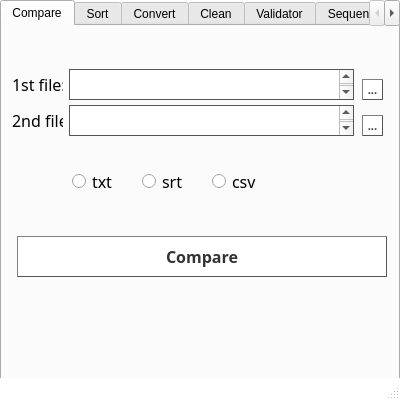
Before: the Qt Designer form assets/good_tools.ui in KayaliYousef/GoodTools, drawn with Qt 5.
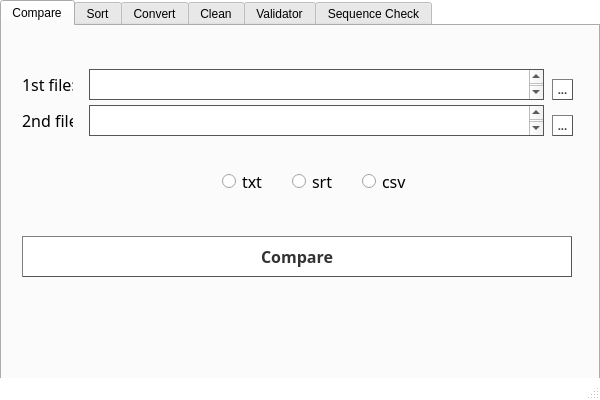
After: the same form once the commit is applied.

Commit message: Updated the GUI and made the font in the TextEdits bigger, and updated check_timecode_sequence() in main.py giving it better error detection using the re lib

What changed in the file:
```diff
--- a/assets/good_tools.ui
+++ b/assets/good_tools.ui
@@ -6,7 +6,7 @@
    <rect>
     <x>0</x>
     <y>0</y>
-    <width>400</width>
+    <width>600</width>
     <height>400</height>
    </rect>
   </property>
@@ -24,7 +24,7 @@
      <rect>
       <x>0</x>
       <y>0</y>
-      <width>400</width>
+      <width>600</width>
       <height>400</height>
      </rect>
     </property>
@@ -38,7 +38,7 @@
      <widget class="QRadioButton" name="srtRadioButton">
       <property name="geometry">
        <rect>
-        <x>140</x>
+        <x>290</x>
         <y>140</y>
         <width>50</width>
         <height>30</height>
@@ -62,7 +62,7 @@
      <widget class="QRadioButton" name="txtRadioButton">
       <property name="geometry">
        <rect>
-        <x>70</x>
+        <x>220</x>
         <y>140</y>
         <width>50</width>
         <height>30</height>
@@ -123,9 +123,9 @@
      <widget class="QPushButton" name="comparePushButton">
       <property name="geometry">
        <rect>
-        <x>15</x>
+        <x>20</x>
         <y>210</y>
-        <width>370</width>
+        <width>550</width>
         <height>41</height>
        </rect>
       </property>
@@ -157,7 +157,7 @@
      <widget class="QLabel" name="label_2">
       <property name="geometry">
        <rect>
-        <x>10</x>
+        <x>20</x>
         <y>79</y>
         <width>51</width>
         <height>31</height>
@@ -176,9 +176,9 @@
      <widget class="QTextEdit" name="firstFile">
       <property name="geometry">
        <rect>
-        <x>67</x>
+        <x>87</x>
         <y>43</y>
-        <width>285</width>
+        <width>455</width>
         <height>31</height>
        </rect>
       </property>
@@ -197,9 +197,9 @@
      <widget class="QTextEdit" name="secondFile">
       <property name="geometry">
        <rect>
-        <x>67</x>
+        <x>87</x>
         <y>79</y>
-        <width>285</width>
+        <width>455</width>
         <height>31</height>
        </rect>
       </property>
@@ -218,7 +218,7 @@
      <widget class="QLabel" name="label">
       <property name="geometry">
        <rect>
-        <x>10</x>
+        <x>20</x>
         <y>43</y>
         <width>51</width>
         <height>31</height>
@@ -237,7 +237,7 @@
      <widget class="QPushButton" name="fileDialog1">
       <property name="geometry">
        <rect>
-        <x>360</x>
+        <x>550</x>
         <y>53</y>
         <width>21</width>
         <height>21</height>
@@ -271,7 +271,7 @@
      <widget class="QPushButton" name="fileDialog2">
       <property name="geometry">
        <rect>
-        <x>360</x>
+        <x>550</x>
         <y>89</y>
         <width>21</width>
         <height>21</height>
@@ -305,7 +305,7 @@
      <widget class="QRadioButton" name="csvRadioButton">
       <property name="geometry">
        <rect>
-        <x>210</x>
+        <x>360</x>
         <y>140</y>
         <width>50</width>
         <height>30</height>
```
Left out of the diff: 60 changed lines with no effect on the pictures. The commit also changes 1 other file.
